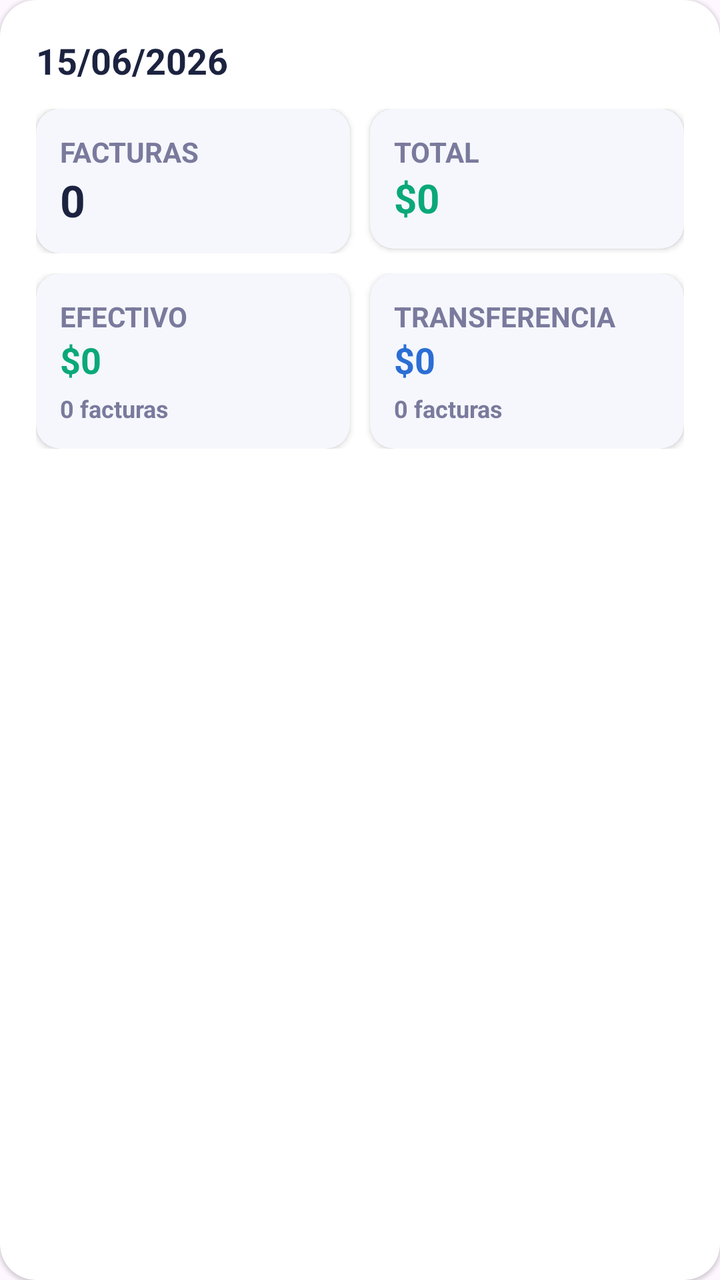
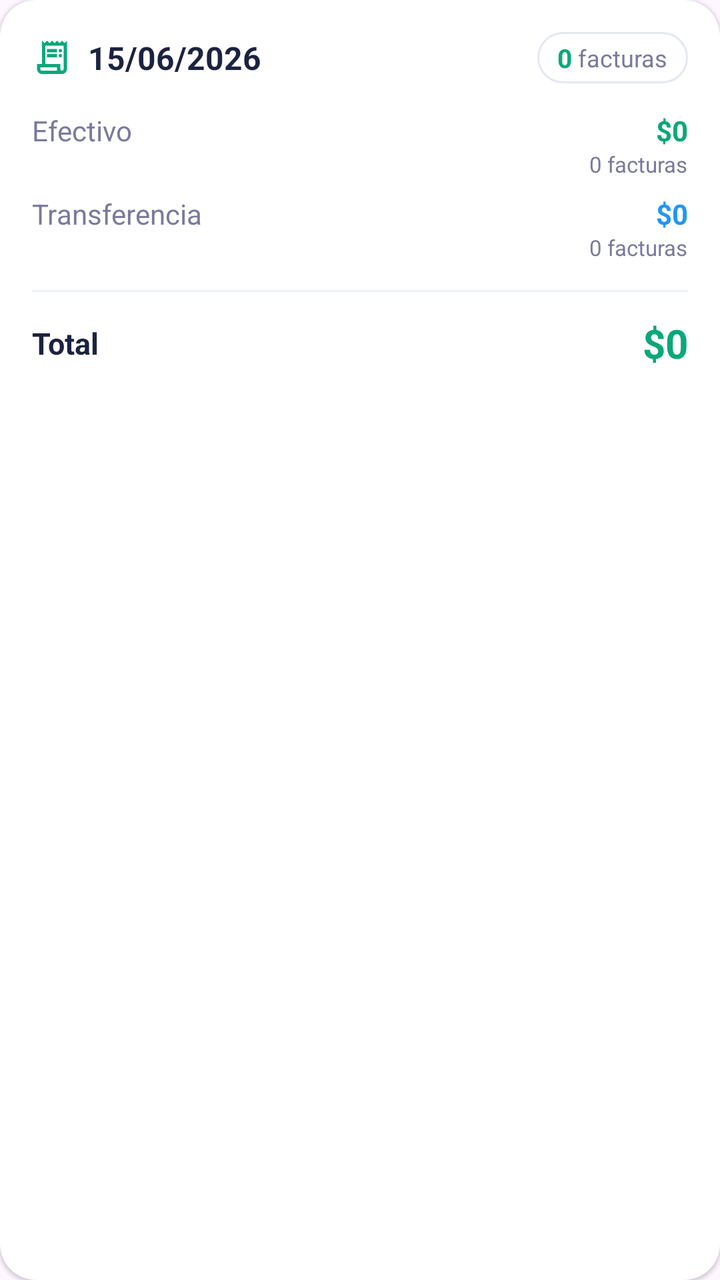

Before-and-after screenshots of an Android layout around one commit, followed by the original layout XML and the change that was made.
<!-- AndroidManifest.xml: application theme Theme.TotalDiaria -->
<!-- res/layout/item_registro.xml -->
<?xml version="1.0" encoding="utf-8"?>
<androidx.cardview.widget.CardView
    xmlns:android="http://schemas.android.com/apk/res/android"
    xmlns:app="http://schemas.android.com/apk/res-auto"
    android:layout_width="match_parent"
    android:layout_height="wrap_content"
    android:layout_margin="8dp"
    app:cardCornerRadius="18dp"
    app:cardBackgroundColor="#FFFFFF"
    app:cardElevation="1dp">

    <LinearLayout
        android:layout_width="match_parent"
        android:layout_height="wrap_content"
        android:orientation="vertical"
        android:padding="18dp">

        

        <TextView
            android:id="@+id/txtFecha"
            android:layout_width="wrap_content"
            android:layout_height="wrap_content"
            android:text="15/06/2026"
            android:textColor="#1C2340"
            android:textSize="18sp"
            android:textStyle="bold"/>

        

        <LinearLayout
            android:layout_width="match_parent"
            android:layout_height="wrap_content"
            android:layout_marginTop="12dp"
            android:orientation="horizontal">

            <androidx.cardview.widget.CardView
                android:layout_width="0dp"
                android:layout_height="wrap_content"
                android:layout_weight="1"
                app:cardCornerRadius="12dp"
                app:cardBackgroundColor="#F5F7FC">

                <LinearLayout
                    android:layout_width="match_parent"
                    android:layout_height="wrap_content"
                    android:orientation="vertical"
                    android:padding="12dp">

                    <TextView
                        android:layout_width="wrap_content"
                        android:layout_height="wrap_content"
                        android:text="FACTURAS"
                        android:textColor="#7A7A9D"
                        android:textStyle="bold"/>

                    <TextView
                        android:id="@+id/txtCantidad"
                        android:layout_width="wrap_content"
                        android:layout_height="wrap_content"
                        android:text="0"
                        android:textColor="#1C2340"
                        android:textSize="22sp"
                        android:textStyle="bold"/>

                </LinearLayout>

            </androidx.cardview.widget.CardView>

            <androidx.cardview.widget.CardView
                android:layout_width="0dp"
                android:layout_height="wrap_content"
                android:layout_weight="1"
                android:layout_marginStart="10dp"
                app:cardCornerRadius="12dp"
                app:cardBackgroundColor="#F5F7FC">

                <LinearLayout
                    android:layout_width="match_parent"
                    android:layout_height="wrap_content"
                    android:orientation="vertical"
                    android:padding="12dp">

                    <TextView
                        android:layout_width="wrap_content"
                        android:layout_height="wrap_content"
                        android:text="TOTAL"
                        android:textColor="#7A7A9D"
                        android:textStyle="bold"/>

                    <TextView
                        android:id="@+id/txtTotal"
                        android:layout_width="wrap_content"
                        android:layout_height="wrap_content"
                        android:text="$0"
                        android:textColor="#0AA87A"
                        android:textSize="20sp"
                        android:textStyle="bold"/>

                </LinearLayout>

            </androidx.cardview.widget.CardView>

        </LinearLayout>

        

        <LinearLayout
            android:layout_width="match_parent"
            android:layout_height="wrap_content"
            android:layout_marginTop="10dp"
            android:orientation="horizontal">

            <androidx.cardview.widget.CardView
                android:layout_width="0dp"
                android:layout_height="wrap_content"
                android:layout_weight="1"
                app:cardCornerRadius="12dp"
                app:cardBackgroundColor="#F5F7FC">

                <LinearLayout
                    android:layout_width="match_parent"
                    android:layout_height="wrap_content"
                    android:orientation="vertical"
                    android:padding="12dp">

                    <TextView
                        android:layout_width="wrap_content"
                        android:layout_height="wrap_content"
                        android:text="EFECTIVO"
                        android:textColor="#7A7A9D"
                        android:textStyle="bold"/>

                    <TextView
                        android:id="@+id/txtEfectivo"
                        android:layout_width="wrap_content"
                        android:layout_height="wrap_content"
                        android:text="$0"
                        android:textColor="#0AA87A"
                        android:textSize="18sp"
                        android:textStyle="bold"/>

                    <TextView
                        android:id="@+id/txtCantidadEfectivo"
                        android:layout_width="wrap_content"
                        android:layout_height="wrap_content"
                        android:layout_marginTop="4dp"
                        android:text="0 facturas"
                        android:textColor="#7A7A9D"
                        android:textSize="12sp"
                        android:textStyle="bold"/>

                </LinearLayout>

            </androidx.cardview.widget.CardView>

            <androidx.cardview.widget.CardView
                android:layout_width="0dp"
                android:layout_height="wrap_content"
                android:layout_weight="1"
                android:layout_marginStart="10dp"
                app:cardCornerRadius="12dp"
                app:cardBackgroundColor="#F5F7FC">

                <LinearLayout
                    android:layout_width="match_parent"
                    android:layout_height="wrap_content"
                    android:orientation="vertical"
                    android:padding="12dp">

                    <TextView
                        android:layout_width="wrap_content"
                        android:layout_height="wrap_content"
                        android:text="TRANSFERENCIA"
                        android:textColor="#7A7A9D"
                        android:textStyle="bold"/>

                    <TextView
                        android:id="@+id/txtTransferencia"
                        android:layout_width="wrap_content"
                        android:layout_height="wrap_content"
                        android:text="$0"
                        android:textColor="#2B6ED4"
                        android:textSize="18sp"
                        android:textStyle="bold"/>

                    <TextView
                        android:id="@+id/txtCantidadTransferencia"
                        android:layout_width="wrap_content"
                        android:layout_height="wrap_content"
                        android:layout_marginTop="4dp"
                        android:text="0 facturas"
                        android:textColor="#7A7A9D"
                        android:textSize="12sp"
                        android:textStyle="bold"/>

                </LinearLayout>

            </androidx.cardview.widget.CardView>

        </LinearLayout>


    </LinearLayout>

</androidx.cardview.widget.CardView>
<!-- resources referenced by this layout -->
<resources>
  <style name="Theme.TotalDiaria" parent="Base.Theme.TotalDiaria" />
  <style name="Base.Theme.TotalDiaria" parent="Theme.Material3.DayNight.NoActionBar">
          
          
      </style>
</resources>

<!-- the commit's change to res/layout/item_registro.xml (unified diff, before → after) -->
@@ -4,7 +4,11 @@
     xmlns:app="http://schemas.android.com/apk/res-auto"
     android:layout_width="match_parent"
     android:layout_height="wrap_content"
-    android:layout_margin="8dp"
+    android:layout_marginStart="12dp"
+    android:layout_marginEnd="12dp"
+    android:layout_marginTop="5dp"
+    android:layout_marginBottom="5dp"
+    android:foreground="?attr/selectableItemBackground"
     app:cardCornerRadius="18dp"
     app:cardBackgroundColor="#FFFFFF"
     app:cardElevation="1dp">
@@ -13,18 +17,164 @@
         android:layout_width="match_parent"
         android:layout_height="wrap_content"
         android:orientation="vertical"
-        android:padding="18dp">
-
-        
-
-        <TextView
-            android:id="@+id/txtFecha"
-            android:layout_width="wrap_content"
+        android:padding="16dp">
+
+        
+
+        <LinearLayout
+            android:layout_width="match_parent"
             android:layout_height="wrap_content"
-            android:text="15/06/2026"
-            android:textColor="#1C2340"
-            android:textSize="18sp"
-            android:textStyle="bold"/>
+            android:gravity="center_vertical"
+            android:orientation="horizontal">
+
+            <ImageView
+                android:layout_width="20dp"
+                android:layout_height="20dp"
+                android:src="@drawable/ic_receipt"
+                app:tint="#0AA87A"
+                android:importantForAccessibility="no"/>
+
+            <TextView
+                android:id="@+id/txtFecha"
+                android:layout_width="0dp"
+                android:layout_height="wrap_content"
+                android:layout_weight="1"
+                android:layout_marginStart="8dp"
+                android:text="15/06/2026"
+                android:textColor="#1C2340"
+                android:textSize="16sp"
+                android:textStyle="bold"/>
+
+            <LinearLayout
+                android:layout_width="wrap_content"
+                android:layout_height="wrap_content"
+                android:background="@drawable/bg_chip_normal"
+                android:gravity="center_vertical"
+                android:orientation="horizontal"
+                android:paddingStart="10dp"
+                android:paddingEnd="10dp"
+                android:paddingTop="4dp"
+                android:paddingBottom="4dp">
+
+                <TextView
+                    android:id="@+id/txtCantidad"
+                    android:layout_width="wrap_content"
+                    android:layout_height="wrap_content"
+                    android:text="0"
+                    android:textColor="#0AA87A"
+                    android:textSize="13sp"
+                    android:textStyle="bold"/>
+
+                <TextView
+                    android:layout_width="wrap_content"
+                    android:layout_height="wrap_content"
+                    android:layout_marginStart="3dp"
+                    android:text="facturas"
+                    android:textColor="#7A7A9D"
+                    android:textSize="12sp"/>
+
+            </LinearLayout>
+
+        </LinearLayout>
+
+        
+
+        <LinearLayout
+            android:layout_width="match_parent"
+            android:layout_height="wrap_content"
+            android:layout_marginTop="14dp"
+            android:orientation="vertical">
+
+            <LinearLayout
+                android:layout_width="match_parent"
+                android:layout_height="wrap_content"
+                android:orientation="horizontal">
+
+                <TextView
+                    android:layout_width="0dp"
+                    android:layout_height="wrap_content"
+                    android:layout_weight="1"
+                    android:text="Efectivo"
+                    android:textColor="#7A7A9D"
+                    android:textSize="14sp"/>
+
+                <LinearLayout
+                    android:layout_width="wrap_content"
+                    android:layout_height="wrap_content"
+                    android:gravity="end"
+                    android:orientation="vertical">
+
+                    <TextView
+                        android:id="@+id/txtEfectivo"
+                        android:layout_width="wrap_content"
+                        android:layout_height="wrap_content"
+                        android:text="$0"
+                        android:textColor="#0AA87A"
+                        android:textSize="14sp"
+                        android:textStyle="bold"/>
+
+                    <TextView
+                        android:id="@+id/txtCantidadEfectivo"
+                        android:layout_width="wrap_content"
+                        android:layout_height="wrap_content"
+                        android:text="0 facturas"
+                        android:textColor="#7A7A9D"
+                        android:textSize="11sp"/>
+
+                </LinearLayout>
+
+            </LinearLayout>
+
+            <LinearLayout
+                android:layout_width="match_parent"
+                android:layout_height="wrap_content"
+                android:layout_marginTop="8dp"
+                android:orientation="horizontal">
+
+                <TextView
+                    android:layout_width="0dp"
+                    android:layout_height="wrap_content"
+                    android:layout_weight="1"
+                    android:text="Transferencia"
+                    android:textColor="#7A7A9D"
+                    android:textSize="14sp"/>
+
+                <LinearLayout
+                    android:layout_width="wrap_content"
+                    android:layout_height="wrap_content"
+                    android:gravity="end"
+                    android:orientation="vertical">
+
+                    <TextView
+                        android:id="@+id/txtTransferencia"
+                        android:layout_width="wrap_content"
+                        android:layout_height="wrap_content"
+                        android:text="$0"
+                        android:textColor="#2196F3"
+                        android:textSize="14sp"
+                        android:textStyle="bold"/>
+
+                    <TextView
+                        android:id="@+id/txtCantidadTransferencia"
+                        android:layout_width="wrap_content"
+                        android:layout_height="wrap_content"
+                        android:text="0 facturas"
+                        android:textColor="#7A7A9D"
+                        android:textSize="11sp"/>
+
+                </LinearLayout>
+
+            </LinearLayout>
+
+        </LinearLayout>
+
+        
+
+        <View
+            android:layout_width="match_parent"
+            android:layout_height="1dp"
+            android:layout_marginTop="14dp"
+            android:background="#EEF1F8"/>
 
         
 
@@ -32,175 +182,29 @@
             android:layout_width="match_parent"
             android:layout_height="wrap_content"
             android:layout_marginTop="12dp"
+            android:gravity="center_vertical"
             android:orientation="horizontal">
 
-            <androidx.cardview.widget.CardView
+            <TextView
                 android:layout_width="0dp"
                 android:layout_height="wrap_content"
                 android:layout_weight="1"
-                app:cardCornerRadius="12dp"
-                app:cardBackgroundColor="#F5F7FC">
-
-                <LinearLayout
-                    android:layout_width="match_parent"
-                    android:layout_height="wrap_content"
-                    android:orientation="vertical"
-                    android:padding="12dp">
-
-                    <TextView
-                        android:layout_width="wrap_content"
-                        android:layout_height="wrap_content"
-                        android:text="FACTURAS"
-                        android:textColor="#7A7A9D"
-                        android:textStyle="bold"/>
-
-                    <TextView
-                        android:id="@+id/txtCantidad"
-                        android:layout_width="wrap_content"
-                        android:layout_height="wrap_content"
-                        android:text="0"
-                        android:textColor="#1C2340"
-                        android:textSize="22sp"
-                        android:textStyle="bold"/>
-
-                </LinearLayout>
-
-            </androidx.cardview.widget.CardView>
-
-            <androidx.cardview.widget.CardView
-                android:layout_width="0dp"
-                android:layout_height="wrap_content"
-                android:layout_weight="1"
-                android:layout_marginStart="10dp"
-                app:cardCornerRadius="12dp"
-                app:cardBackgroundColor="#F5F7FC">
-
-                <LinearLayout
-                    android:layout_width="match_parent"
-                    android:layout_height="wrap_content"
-                    android:orientation="vertical"
-                    android:padding="12dp">
-
-                    <TextView
-                        android:layout_width="wrap_content"
-                        android:layout_height="wrap_content"
-                        android:text="TOTAL"
-                        android:textColor="#7A7A9D"
-                        android:textStyle="bold"/>
-
-                    <TextView
-                        android:id="@+id/txtTotal"
-                        android:layout_width="wrap_content"
-                        android:layout_height="wrap_content"
-                        android:text="$0"
-                        android:textColor="#0AA87A"
-                        android:textSize="20sp"
-                        android:textStyle="bold"/>
-
-                </LinearLayout>
-
-            </androidx.cardview.widget.CardView>
+                android:text="Total"
+                android:textColor="#1C2340"
+                android:textSize="15sp"
+                android:textStyle="bold"/>
+
+            <TextView
+                android:id="@+id/txtTotal"
+                android:layout_width="wrap_content"
+                android:layout_height="wrap_content"
+                android:text="$0"
+                android:textColor="#0AA87A"
+                android:textSize="20sp"
+                android:textStyle="bold"/>
 
         </LinearLayout>
 
-        
-
-        <LinearLayout
-            android:layout_width="match_parent"
-            android:layout_height="wrap_content"
-            android:layout_marginTop="10dp"
-            android:orientation="horizontal">
-
-            <androidx.cardview.widget.CardView
-                android:layout_width="0dp"
-                android:layout_height="wrap_content"
-                android:layout_weight="1"
-                app:cardCornerRadius="12dp"
-                app:cardBackgroundColor="#F5F7FC">
-
-                <LinearLayout
-                    android:layout_width="match_parent"
-                    android:layout_height="wrap_content"
-                    android:orientation="vertical"
-                    android:padding="12dp">
-
-                    <TextView
-                        android:layout_width="wrap_content"
-                        android:layout_height="wrap_content"
-                        android:text="EFECTIVO"
-                        android:textColor="#7A7A9D"
-                        android:textStyle="bold"/>
-
-                    <TextView
-                        android:id="@+id/txtEfectivo"
-                        android:layout_width="wrap_content"
-                        android:layout_height="wrap_content"
-                        android:text="$0"
-                        android:textColor="#0AA87A"
-                        android:textSize="18sp"
-                        android:textStyle="bold"/>
-
-                    <TextView
-                        android:id="@+id/txtCantidadEfectivo"
-                        android:layout_width="wrap_content"
-                        android:layout_height="wrap_content"
-                        android:layout_marginTop="4dp"
-                        android:text="0 facturas"
-                        android:textColor="#7A7A9D"
-                        android:textSize="12sp"
-                        android:textStyle="bold"/>
-
-                </LinearLayout>
-
-            </androidx.cardview.widget.CardView>
-
-            <androidx.cardview.widget.CardView
-                android:layout_width="0dp"
-                android:layout_height="wrap_content"
-                android:layout_weight="1"
-                android:layout_marginStart="10dp"
-                app:cardCornerRadius="12dp"
-                app:cardBackgroundColor="#F5F7FC">
-
-                <LinearLayout
-                    android:layout_width="match_parent"
-                    android:layout_height="wrap_content"
-                    android:orientation="vertical"
-                    android:padding="12dp">
-
-                    <TextView
-                        android:layout_width="wrap_content"
-                        android:layout_height="wrap_content"
-                        android:text="TRANSFERENCIA"
-                        android:textColor="#7A7A9D"
-                        android:textStyle="bold"/>
-
-                    <TextView
-                        android:id="@+id/txtTransferencia"
-                        android:layout_width="wrap_content"
-                        android:layout_height="wrap_content"
-                        android:text="$0"
-                        android:textColor="#2B6ED4"
-                        android:textSize="18sp"
-                        android:textStyle="bold"/>
-
-                    <TextView
-                        android:id="@+id/txtCantidadTransferencia"
-                        android:layout_width="wrap_content"
-                        android:layout_height="wrap_content"
-                        android:layout_marginTop="4dp"
-                        android:text="0 facturas"
-                        android:textColor="#7A7A9D"
-                        android:textSize="12sp"
-                        android:textStyle="bold"/>
-
-                </LinearLayout>
-
-            </androidx.cardview.widget.CardView>
-
-        </LinearLayout>
-
-
     </LinearLayout>
 
 </androidx.cardview.widget.CardView>
<!-- resource entries referenced after the edit -->
@@ -1,5 +1,29 @@
 <!-- resources referenced by this layout -->
 <resources>
+  <!-- drawable bg_chip_normal (drawable) -->
+  <?xml version="1.0" encoding="utf-8"?>
+  <shape xmlns:android="http://schemas.android.com/apk/res/android"
+      android:shape="rectangle">
+  
+      <corners android:radius="18dp"/>
+  
+      <solid android:color="#FFFFFF"/>
+  
+      <stroke
+          android:width="1dp"
+          android:color="#E3E8F2"/>
+  
+  </shape>
+  <!-- drawable ic_receipt (drawable) -->
+  <vector xmlns:android="http://schemas.android.com/apk/res/android"
+      android:width="24dp"
+      android:height="24dp"
+      android:viewportWidth="960"
+      android:viewportHeight="960">
+    <path
+        android:pathData="M240,880q-50,0 -85,-35t-35,-85v-120h120v-560l60,60 60,-60 60,60 60,-60 60,60 60,-60 60,60 60,-60 60,60 60,-60v680q0,50 -35,85t-85,35L240,880ZM720,800q17,0 28.5,-11.5T760,760v-560L320,200v440h360v120q0,17 11.5,28.5T720,800ZM360,360v-80h240v80L360,360ZM360,480v-80h240v80L360,480ZM680,360q-17,0 -28.5,-11.5T640,320q0,-17 11.5,-28.5T680,280q17,0 28.5,11.5T720,320q0,17 -11.5,28.5T680,360ZM680,480q-17,0 -28.5,-11.5T640,440q0,-17 11.5,-28.5T680,400q17,0 28.5,11.5T720,440q0,17 -11.5,28.5T680,480ZM240,800h360v-80L200,720v40q0,17 11.5,28.5T240,800ZM200,800v-80,80Z"
+        android:fillColor="#e3e3e3"/>
+  </vector>
   <style name="Theme.TotalDiaria" parent="Base.Theme.TotalDiaria" />
   <style name="Base.Theme.TotalDiaria" parent="Theme.Material3.DayNight.NoActionBar">
           
